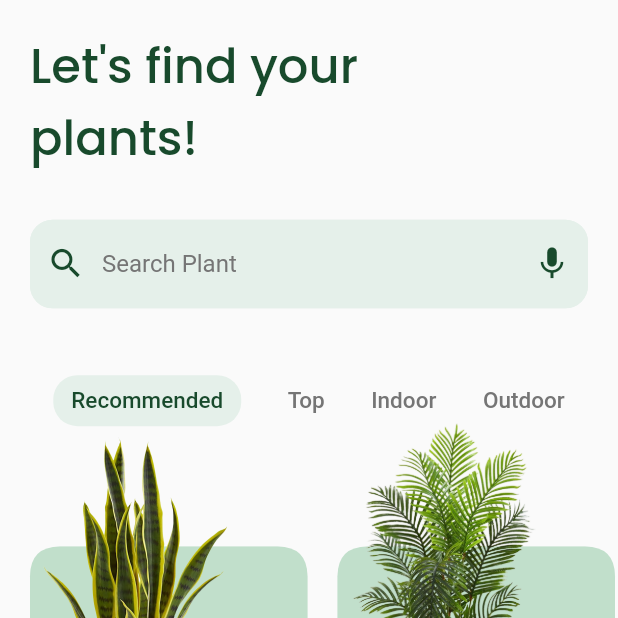
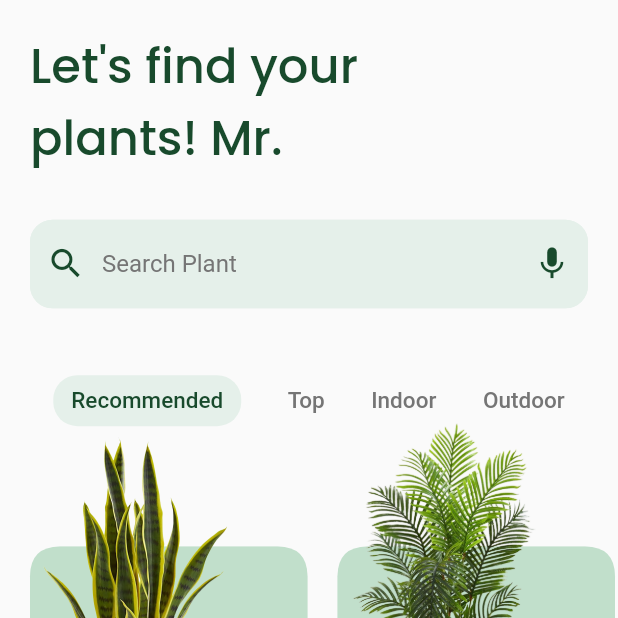
Before and after one commit to 0xUgochukwu/plantpal2, a Flutter app: the HomeScreen screen opened by its route, on a phone screen of 412 x 824 dp, the top half of it. Run offline on Flutter 3.47's test engine with Material 2 defaults, Android fonts, the phone set to English and light mode, and no system bars; our stand-ins replace cloud_firestore, firebase_auth, firebase_core, flutter_pw_validator, google_fonts, local_auth; accounts and stored records are empty.

```diff
--- a/lib/screens/home_screen.dart
+++ b/lib/screens/home_screen.dart
@@ -21,6 +21,7 @@ class HomeScreen extends StatefulWidget {
 
 class _HomeScreenState extends State<HomeScreen> {
   int selected = 0;
+  String? fullName;
   final FirebaseFirestore _firestore = FirebaseFirestore.instance;
   Future<void> fetchUserDetails(String uid) async {
     try {
@@ -28,7 +29,8 @@ class _HomeScreenState extends State<HomeScreen> {
       if (snapshot.exists) {
         // User details retrieved successfully
         Map<String, dynamic> userData = snapshot.data() as Map<String, dynamic>;
-        print('User Details: $userData');
+        fullName = userData['full_Name'];
+
       } else {
         print('User not found');
       }
@@ -37,8 +39,33 @@ class _HomeScreenState extends State<HomeScreen> {
     }
   }
   @override
+  void initState(){
+    super.initState();
+    fetchUserDetails(widget.uid);
+  }
+  @override
   Widget build(BuildContext context) {
-    fetchUserDetails(widget.uid);
+
+
+    return FutureBuilder<void>(
+      future: fetchUserDetails(widget.uid),
+      builder: (context, snapshot) {
+        if (snapshot.connectionState == ConnectionState.waiting) {
+          return Scaffold(
+            body: Center(
+              child: CircularProgressIndicator(),
+            ),
+          );
+        } else if (snapshot.hasError) {
+          return Scaffold(
+            body: Center(
+              child: Text('Error: ${snapshot.error}'),
+            ),
+          );
+        } else {
+          final userData = snapshot.data;
+
+          print('User Details: $fullName');
           return SafeArea(
             child: Scaffold(
               body: Container(
@@ -56,7 +83,7 @@ class _HomeScreenState extends State<HomeScreen> {
                             child: SizedBox(
                               width: MediaQuery.of(context).size.width * 0.7,
                               child: Text(
-                          'Let\'s find your plants!',
+                                'Let\'s find your plants! Mr. $fullName',
                                 textAlign: TextAlign.start,
                                 style: GoogleFonts.poppins(
                                   color: kDarkGreenColor,
@@ -208,7 +235,12 @@ class _HomeScreenState extends State<HomeScreen> {
             ),
           );
         }
+      },
+    );
   }
+}
+
+
 
 class RecentlyViewedCard extends StatelessWidget {
   const RecentlyViewedCard({
```
Lines whose indentation alone changed are shown as unchanged.
